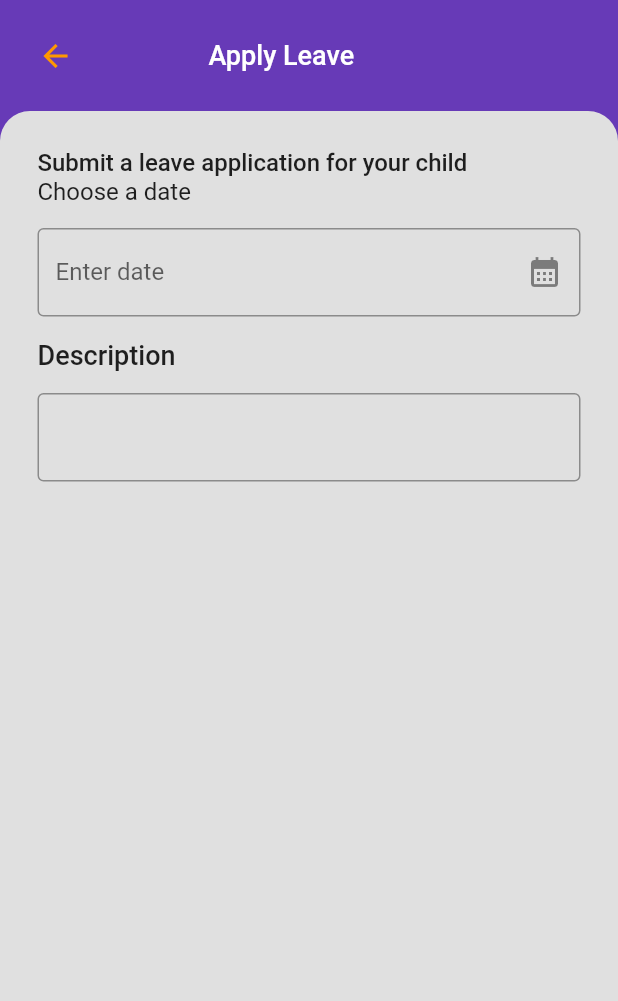
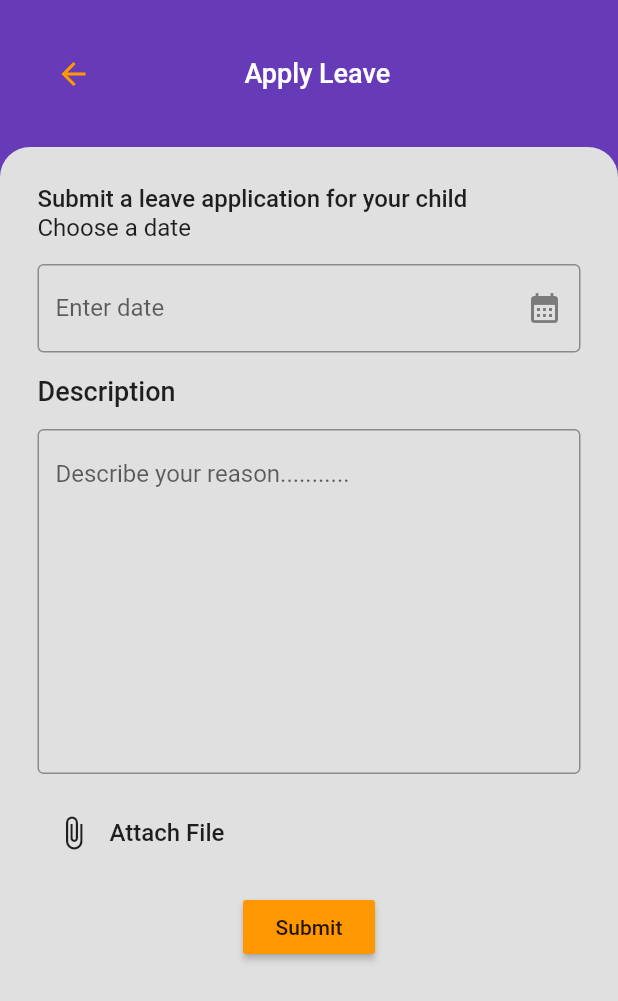
Before and after one commit to BipinL/school_project, a Flutter app: the screen it shows after launch, on a phone screen of 412 x 824 dp. Shown: the top 1001 px of the screen. Run offline on Flutter 3.47's test engine with Material 2 defaults, Android fonts, the phone set to English and light mode, and no system bars; our stand-ins replace file_picker, get; missing offline and left inert: dart:html.

Commit message:
apply leave cmpleted

```diff
--- a/lib/view/apply_leave.dart
+++ b/lib/view/apply_leave.dart
@@ -1,3 +1,7 @@
+import 'dart:html';
+import 'dart:io';
+
+import 'package:file_picker/file_picker.dart';
 import 'package:flutter/cupertino.dart';
 import 'package:flutter/material.dart';
 import 'package:flutter/src/widgets/container.dart';
@@ -14,6 +18,7 @@ class ApplyLeaveView extends StatefulWidget {
 }
 
 class _ApplyLeaveViewState extends State<ApplyLeaveView> {
+  File? pdffile;
   TextEditingController datecontroller = TextEditingController();
   @override
   void initState() {
@@ -32,9 +37,12 @@ class _ApplyLeaveViewState extends State<ApplyLeaveView> {
               padding: const EdgeInsets.all(25),
               child: Row(
                 children: [
-                  Icon(
-                    Icons.arrow_back,
-                    color: AppColor.ktertiary,
+                  IconButton(
+                    onPressed: () {},
+                    icon: Icon(
+                      Icons.arrow_back,
+                      color: AppColor.ktertiary,
+                    ),
                   ),
                   Padding(
                     padding: const EdgeInsets.fromLTRB(90, 0, 0, 0),
@@ -110,9 +118,52 @@ class _ApplyLeaveViewState extends State<ApplyLeaveView> {
                         height: 15,
                       ),
                       TextFormField(
+                        maxLines: 10,
                         decoration: InputDecoration(
-                            border: OutlineInputBorder(), helperMaxLines: 10),
-                        cursorHeight: 50,
+                            border: OutlineInputBorder(),
+                            hintText: "Describe your reason..........."),
+                      ),
+                      const SizedBox(
+                        height: 15,
+                      ),
+                      Row(
+                        children: [
+                          IconButton(
+                              onPressed: () async {
+                                final result = await FilePicker.platform
+                                    .pickFiles(
+                                        type: FileType.custom,
+                                        allowedExtensions: [
+                                      'pdf',
+                                      'doc',
+                                    ]);
+                                if (result != null) {
+                                  final path = result.files.single.path!;
+                                  setState(() {
+                                    pdffile = File(path);
+                                  });
+                                }
+                              },
+                              icon: Icon(Icons.attach_file)),
+                          const Text(
+                            "Attach File",
+                            style: TextStyle(
+                                fontSize: 16, fontWeight: FontWeight.w500),
+                          )
+                        ],
+                      ),
+                      const SizedBox(
+                        height: 15,
+                      ),
+                      Row(
+                        mainAxisAlignment: MainAxisAlignment.center,
+                        children: [
+                          MaterialButton(
+                            color: AppColor.ktertiary,
+                            onPressed: () {},
+                            child: const Text("Submit"),
+                          )
+                        ],
                       )
                     ],
                   ),
--- a/pubspec.yaml
+++ b/pubspec.yaml
@@ -37,6 +37,7 @@ dependencies:
   cupertino_icons: ^1.0.2
   get: ^4.6.5
   intl: ^0.18.0
+  file_picker: ^5.2.5
 
 dev_dependencies:
   flutter_test:
```
Also changed, not shown: pubspec.lock.
